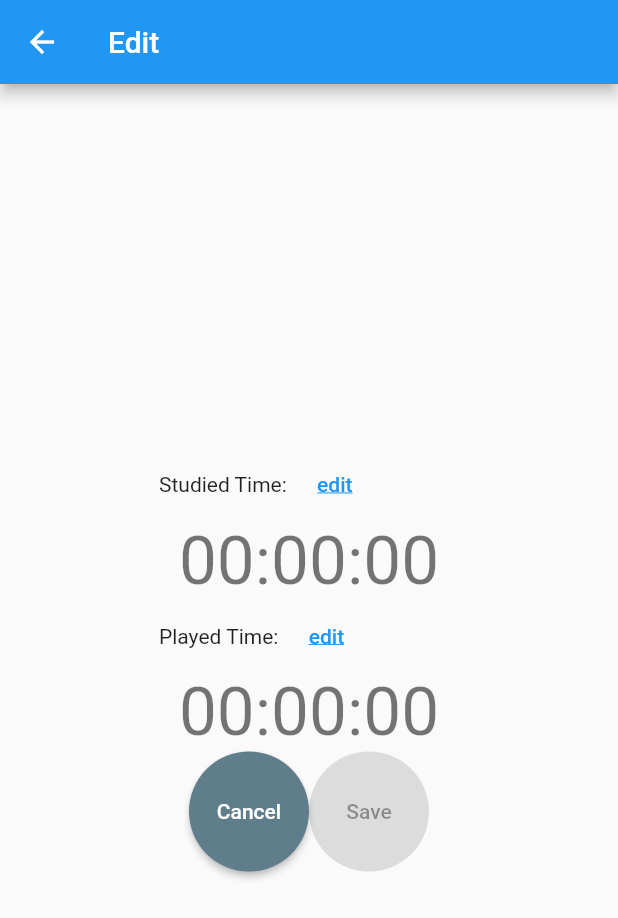
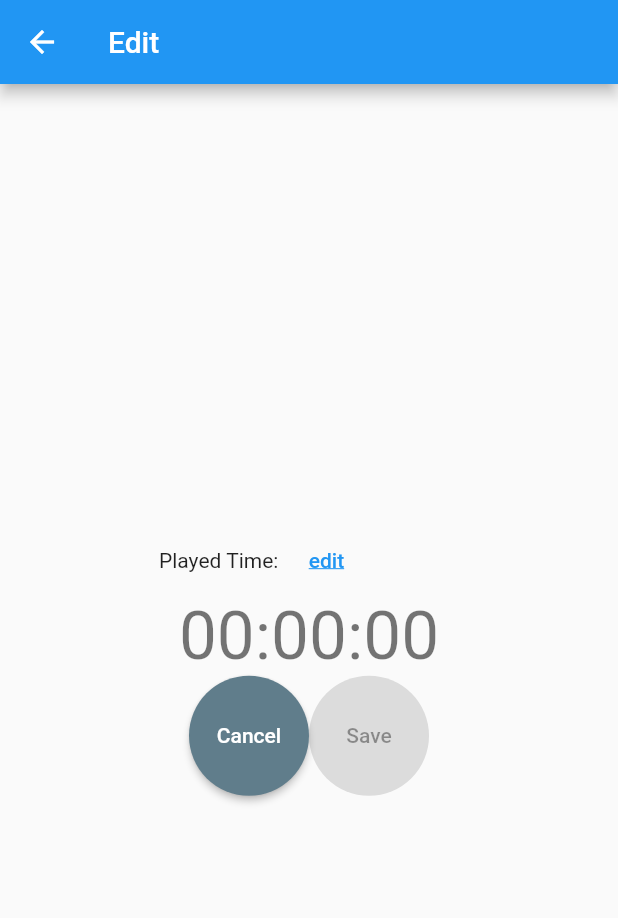
Before and after one commit to akiGitArea/alarm_app, a Flutter app: the screen it shows after launch, after a tap on "edit", on a phone screen of 412 x 824 dp. Shown: the top 918 px of the screen. Run offline on Flutter 3.47's test engine with Material 2 defaults, Android fonts, the light colour scheme and no system bars; our stand-ins replace flutter_local_notifications, timezone, video_player; missing offline and left inert: flutter_picker, flutter_ringtone_player.

Commit message:
パッケージ名変更、目覚ましアプリに不必要な処理削除

```diff
--- a/lib/edit.dart
+++ b/lib/edit.dart
@@ -2,7 +2,7 @@ import 'package:flutter/material.dart';
 import 'package:flutter_picker/flutter_picker.dart';
 import 'package:intl/intl.dart';
 import 'package:provider/provider.dart';
-import 'package:alerm_2/timeKeeper.dart';
+import 'package:alarm_app/timeKeeper.dart';
 
 /// 編集ページ
 class EditPage extends StatefulWidget {
@@ -38,40 +38,40 @@ class _EditPageState extends State<EditPage> {
         child: Column(
             mainAxisAlignment: MainAxisAlignment.center,
             children: <Widget>[
-              Container(
-                  width: 200,
-                  child: Row(children: [
-                    Text("Studied Time:"),
-                    TextButton(
-                      child: Text(
-                        'edit',
-                        style: TextStyle(decoration: TextDecoration.underline),
-                      ),
-                      onPressed: () async {
-                        Picker(
-                          adapter: DateTimePickerAdapter(
-                              type: PickerDateTimeType.kHMS,
-                              value: _studyTime,
-                              customColumnType: [3, 4, 5]),
-                          title: Text("Select Time"),
-                          onConfirm: (Picker picker, List value) {
-                            setState(() => {
-                                  _studyTime = DateTime.utc(
-                                      0, 0, 0, value[0], value[1], value[2])
-                                });
-                          },
-                        ).showModal(context);
-                        _isChanged = true;
-                      },
-                    )
-                  ])),
-              Container(
-                child: Text(
-                  DateFormat.Hms().format(_studyTime),
-                  style: Theme.of(context).textTheme.headline3,
-                  textAlign: TextAlign.center,
-                ),
-              ),
+              // Container(
+              //     width: 200,
+              //     child: Row(children: [
+              //       Text("Studied Time:"),
+              //       TextButton(
+              //         child: Text(
+              //           'edit',
+              //           style: TextStyle(decoration: TextDecoration.underline),
+              //         ),
+              //         onPressed: () async {
+              //           Picker(
+              //             adapter: DateTimePickerAdapter(
+              //                 type: PickerDateTimeType.kHMS,
+              //                 value: _studyTime,
+              //                 customColumnType: [3, 4, 5]),
+              //             title: Text("Select Time"),
+              //             onConfirm: (Picker picker, List value) {
+              //               setState(() => {
+              //                     _studyTime = DateTime.utc(
+              //                         0, 0, 0, value[0], value[1], value[2])
+              //                   });
+              //             },
+              //           ).showModal(context);
+              //           _isChanged = true;
+              //         },
+              //       )
+              //     ])),
+              // Container(
+              //   child: Text(
+              //     DateFormat.Hms().format(_studyTime),
+              //     style: Theme.of(context).textTheme.headline3,
+              //     textAlign: TextAlign.center,
+              //   ),
+              // ),
               Container(
                   width: 200,
                   child: Row(children: [
--- a/lib/main.dart
+++ b/lib/main.dart
@@ -1,11 +1,11 @@
 import 'dart:async';
 import 'package:flutter/material.dart';
 import 'package:provider/provider.dart';
-import 'package:alerm_2/timeKeeper.dart';
 import 'package:timezone/data/latest.dart' as tz;
 import 'package:timezone/timezone.dart' as tz;
 import 'package:video_player/video_player.dart';
 import 'edit.dart';
+import 'package:alarm_app/timeKeeper.dart';
 
 void main() async {
   _setupTimeZone();
@@ -38,7 +38,7 @@ class TimerApp extends StatelessWidget {
 
 // タイマーページ
 class TimerPage extends StatefulWidget {
-  final String title = 'Study Timer';
+  final String title = 'Alarm';
   const TimerPage({super.key});
   @override
   State<TimerPage> createState() => _TimerPageState();
@@ -117,37 +117,6 @@ class _TimerPageState extends State<TimerPage> with WidgetsBindingObserver {
       });
     }
 
-    // リセットダイアログを表示
-    void showResetDialog() {
-      showDialog(
-          context: context,
-          barrierDismissible: false, // ダイアログの外をタップしてダイアログを閉じれないように
-          builder: (BuildContext context) {
-            return AlertDialog(
-              title: const Text('Confirm'),
-              content: const Text('Are you sure you want to reset timer ?'),
-              actions: <Widget>[
-                TextButton(
-                  child: const Text('Cancel'),
-                  onPressed: () {
-                    Navigator.of(context).pop(); // これをやらないとダイアログが閉じない
-                  },
-                ),
-                TextButton(
-                  child: const Text('OK'),
-                  onPressed: () {
-                    timeKeeper.stopTimer();
-                    timeKeeper.studyTime = DateTime.utc(0, 0, 0);
-                    timeKeeper.playTime = DateTime.utc(0, 0, 0);
-
-                    Navigator.of(context).pop(); // これをやらないとダイアログが閉じない
-                  },
-                ),
-              ],
-            );
-          });
-    }
-
     return Scaffold(
       appBar: AppBar(
         // ステートが所属するwidget情報には`widget`でアクセスできる
@@ -177,15 +146,7 @@ class _TimerPageState extends State<TimerPage> with WidgetsBindingObserver {
                   1: FixedColumnWidth(70),
                 }, children: [
                   TableRow(children: [
-                    Text("Studied Time:",
-                        style: Theme.of(context).textTheme.bodyMedium,
-                        textAlign: TextAlign.start),
-                    Text(timeKeeper.studyTimeText,
-                        style: Theme.of(context).textTheme.bodyMedium,
-                        textAlign: TextAlign.start),
-                  ]),
-                  TableRow(children: [
-                    Text("Played Time:",
+                    Text("Alarm:",
                         style: Theme.of(context).textTheme.bodyMedium,
                         textAlign: TextAlign.start),
                     Text(timeKeeper.playTimeText,
@@ -197,24 +158,6 @@ class _TimerPageState extends State<TimerPage> with WidgetsBindingObserver {
               Row(
                 mainAxisAlignment: MainAxisAlignment.center,
                 children: <Widget>[
-                  SizedBox(
-                      width: 80,
-                      height: 80,
-                      child: ElevatedButton(
-                          // FloatingActionButton だと、disabledの制御ができない
-                          onPressed: !timeKeeper.isTimerStarted
-                              ? () => {timeKeeper.startTimer(TimerMode.Play)}
-                              : null, // nullを指定すると無効化
-                          style: ElevatedButton.styleFrom(
-                            foregroundColor: Colors.white,
-                            backgroundColor: Colors.red,
-                            shape: const CircleBorder(),
-                            side: timeKeeper.timerMode == TimerMode.Play
-                                ? const BorderSide(color: Colors.red, width: 3)
-                                : BorderSide.none,
-                          ),
-                          // FloatingActionButton だと、disabledの制御ができない
-                          child: const Text('Play'))),
                   SizedBox(
                       width: 80,
                       height: 80,
@@ -244,7 +187,7 @@ class _TimerPageState extends State<TimerPage> with WidgetsBindingObserver {
                               ? const BorderSide(color: Colors.blue, width: 3)
                               : BorderSide.none,
                         ),
-                        child: const Text('Study'),
+                        child: const Text('start'),
                       ))
                 ],
               ),
@@ -264,14 +207,6 @@ class _TimerPageState extends State<TimerPage> with WidgetsBindingObserver {
                                 TextStyle(decoration: TextDecoration.underline),
                           ),
                         ),
-                        TextButton(
-                          onPressed: showResetDialog,
-                          child: const Text(
-                            'reset',
-                            style:
-                                TextStyle(decoration: TextDecoration.underline),
-                          ),
-                        ),
                       ])),
             ]),
       ),
--- a/lib/timeKeeper.dart
+++ b/lib/timeKeeper.dart
@@ -2,7 +2,7 @@ import 'dart:async';
 
 import 'package:flutter/material.dart';
 import 'package:intl/intl.dart';
-import 'package:alerm_2/notifer.dart';
+import 'package:alarm_app/notifer.dart';
 
 /// タイマーのモード
 enum TimerMode { Study, Play }
--- a/pubspec.yaml
+++ b/pubspec.yaml
@@ -1,4 +1,4 @@
-name: alerm_2
+name: alarm_app
 description: A new Flutter project.
 # The following line prevents the package from being accidentally published to
 # pub.dev using `flutter pub publish`. This is preferred for private packages.
```
Also changed, not shown: 17 other files.
